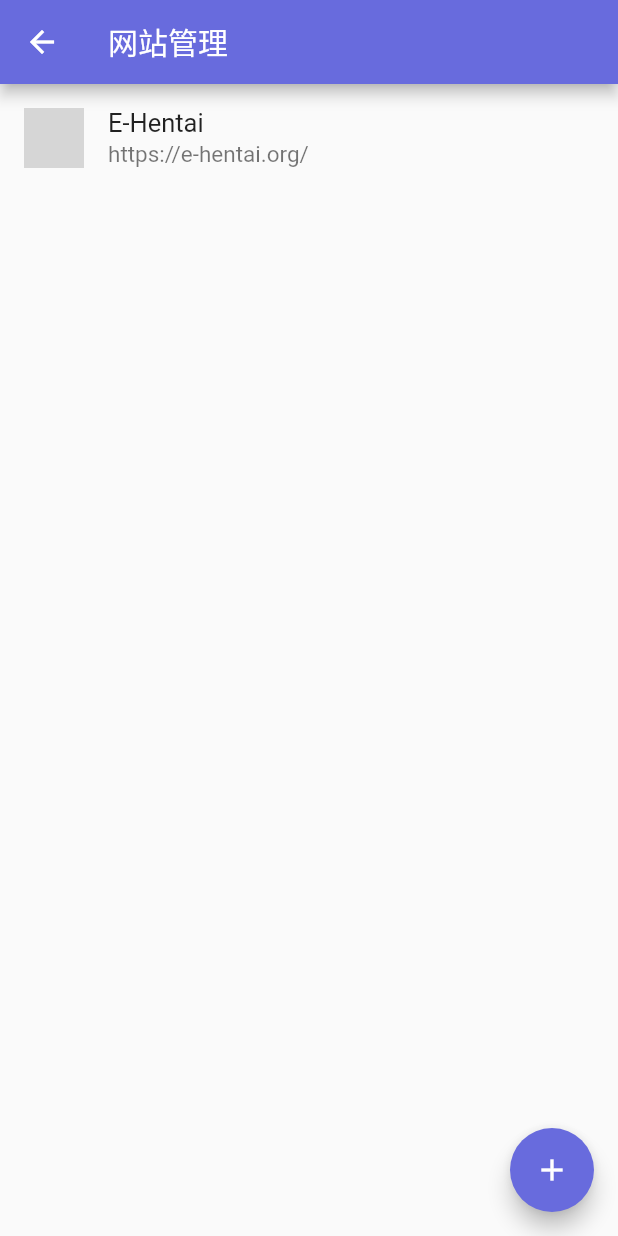
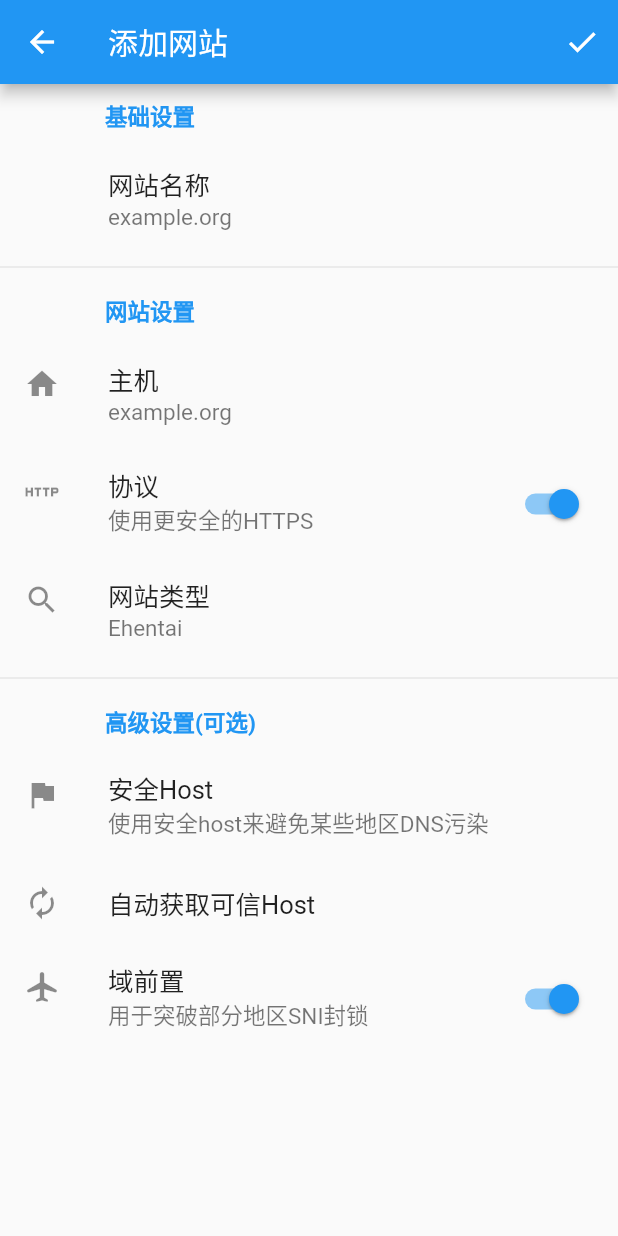
Before and after one commit to simonkimi/CatPic, a Flutter app: the screen it shows after launch, on a phone screen of 412 x 824 dp. Run offline on Flutter 3.47's test engine with Material 2 defaults, Android fonts, the phone set to English and light mode, and no system bars; drawn by our look-alikes of flutter_slidable; our stand-ins replace dio, floor, flutter_mobx, mobx; accounts and stored records are empty; generated files the repository leaves out were written again; grey boxes are pictures that could not be loaded.

Commit message:
添加新增网站页面

```diff
--- a/lib/data/database/entity/website_entity.dart
+++ b/lib/data/database/entity/website_entity.dart
@@ -6,7 +6,7 @@ import 'package:floor/floor.dart';
 /// [host] 网站host
 /// [protocol] 协议, 来源于[WebsiteProtocol]
 /// [type] 网站类型, 来源于[WebsiteType]
-/// [trustDns] 是否使用安全dns
+/// [trustHost] 可信host
 /// [useDomainFronting] 是否使用域前置
 @entity
 class WebsiteEntity {
@@ -18,7 +18,7 @@ class WebsiteEntity {
   final int protocol;
   final int type;
 
-  final String trustDns;
+  final String trustHost;
   final bool useDomainFronting;
 
   final String cookies;
@@ -30,7 +30,7 @@ class WebsiteEntity {
     this.host,
     this.protocol,
     this.type,
-    this.trustDns,
+    this.trustHost,
     this.useDomainFronting,
     this.cookies
   });
--- a/lib/data/models/ehentai/gallery_model.dart
+++ b/lib/data/models/ehentai/gallery_model.dart
@@ -42,7 +42,7 @@ class PreviewImage {
 
   @override
   String toString() {
-    return '${image} ${height} ${positioning} ${target}';
+    return '$image $height $positioning $target';
   }
 }
 
--- a/lib/main.dart
+++ b/lib/main.dart
@@ -1,6 +1,5 @@
 import 'package:catpic/themes.dart' as theme;
-import 'package:catpic/ui/pages/main_page/main_page.dart';
-import 'package:catpic/ui/pages/website_manager/website_manager.dart';
+import 'package:catpic/ui/pages/website_add_page/website_add_page.dart';
 import 'package:flutter/material.dart';
 import 'package:flutter_localizations/flutter_localizations.dart';
 
@@ -15,7 +14,7 @@ class MyApp extends StatelessWidget {
     return MaterialApp(
       title: 'CatPic',
       debugShowCheckedModeBanner: false,
-      theme: theme.purpleTheme,
+      theme: theme.blueTheme,
       localizationsDelegates: [
         GlobalMaterialLocalizations.delegate,
         GlobalWidgetsLocalizations.delegate,
@@ -23,7 +22,7 @@ class MyApp extends StatelessWidget {
       supportedLocales: [
         Locale('zh', 'CN'),
       ],
-      home: WebsiteManager(),
+      home: WebsiteAddPage(),
     );
   }
 }
--- a/lib/network/client/dio_builder.dart
+++ b/lib/network/client/dio_builder.dart
@@ -22,10 +22,10 @@ class DioBuilder {
 
     if (websiteEntity.useDomainFronting && Localizations.localeOf(context).countryCode == "CN") {
       dio.options.baseUrl = websiteEntity.host;
-      dio.options.headers['Host'] = 'https://${websiteEntity.trustDns}/';
-    } if (websiteEntity.trustDns.isNotEmpty) {
+      dio.options.headers['Host'] = 'https://${websiteEntity.trustHost}/';
+    } if (websiteEntity.trustHost.isNotEmpty) {
       var protocol = websiteEntity.protocol == WebsiteProtocol.HTTP.index ? 'http': 'https';
-      dio.options.baseUrl = '$protocol://${websiteEntity.trustDns}/';
+      dio.options.baseUrl = '$protocol://${websiteEntity.trustHost}/';
     } else {
       var protocol = websiteEntity.protocol == WebsiteProtocol.HTTP.index ? 'http': 'https';
       dio.options.baseUrl = '$protocol://${websiteEntity.host}/';
--- /dev/null
+++ b/lib/ui/components/setting/summary_tile.dart
@@ -0,0 +1,19 @@
+import 'package:flutter/material.dart';
+
+class SummaryTile extends StatelessWidget {
+  final String text;
+
+  const SummaryTile(this.text, {Key key}) : super(key: key);
+
+  @override
+  Widget build(BuildContext context) {
+    return Padding(
+      padding: EdgeInsets.symmetric(horizontal: 70, vertical: 10),
+      child: Text(
+        text,
+        style: TextStyle(
+            color: Theme.of(context).primaryColor, fontWeight: FontWeight.bold),
+      ),
+    );
+  }
+}
--- /dev/null
+++ b/lib/ui/components/setting/text_input_tile.dart
@@ -0,0 +1,97 @@
+import 'package:flutter/material.dart';
+
+class TextInputTile extends StatefulWidget {
+  final Widget title;
+  final Widget subtitle;
+  final Widget leading;
+  final ValueChanged<String> onChanged;
+
+  final Widget dialogTitle;
+  final String hintText;
+  final String labelText;
+
+  final String defaultValue;
+
+  final String positiveText;
+  final String negativeText;
+
+  const TextInputTile(
+      {Key key,
+      this.title,
+      this.subtitle,
+      this.leading,
+      @required this.onChanged,
+      this.dialogTitle,
+      this.hintText,
+      this.labelText,
+      this.defaultValue,
+      this.positiveText,
+      this.negativeText})
+      : super(key: key);
+
+  @override
+  _TextInputTileState createState() => _TextInputTileState();
+}
+
+class _TextInputTileState extends State<TextInputTile> {
+  var controller = TextEditingController();
+  String value;
+
+  @override
+  void initState() {
+    super.initState();
+    value = widget.defaultValue ?? '';
+    controller.text = value;
+  }
+
+  @override
+  Widget build(BuildContext context) {
+    return ListTile(
+      title: widget.title,
+      subtitle: widget.subtitle,
+      leading: widget.leading,
+      onTap: () {
+        _showDialog(context);
+      },
+    );
+  }
+
+  void _showDialog(BuildContext context) async {
+    await showDialog(
+        context: context,
+        builder: (context) {
+          return AlertDialog(
+            title: widget.dialogTitle,
+            content: SingleChildScrollView(
+              child: ListBody(
+                children: [
+                  TextField(
+                    controller: controller,
+                    decoration: InputDecoration(
+                      hintText: widget.hintText,
+                      labelText: widget.labelText,
+                    ),
+                  )
+                ],
+              ),
+            ),
+            actions: [
+              FlatButton(
+                onPressed: () {
+                  Navigator.of(context).pop();
+                },
+                child: Text(widget.negativeText ?? "No"),
+              ),
+              FlatButton(
+                onPressed: () {
+                  widget.onChanged(controller.text);
+                  Navigator.of(context).pop();
+                },
+                child: Text(widget.positiveText ?? "Yes"),
+                color: Theme.of(context).primaryColor,
+              ),
+            ],
+          );
+        });
+  }
+}
--- /dev/null
+++ b/lib/ui/pages/website_add_page/website_add_page.dart
@@ -0,0 +1,116 @@
+import 'package:catpic/data/database/entity/website_entity.dart';
+import 'package:catpic/ui/components/setting/summary_tile.dart';
+import 'package:catpic/ui/components/setting/text_input_tile.dart';
+import 'package:flutter/material.dart';
+
+class WebsiteAddPage extends StatefulWidget {
+  @override
+  _WebsiteAddPageState createState() => _WebsiteAddPageState();
+}
+
+class _WebsiteAddPageState extends State<WebsiteAddPage> {
+  String websiteName;
+  String websiteHost;
+  int protocol;
+  int websiteType;
+  String trustHost;
+  bool useDomainFronting;
+
+
+  @override
+  void initState() {
+    super.initState();
+    websiteName = "";
+    websiteHost = "";
+    protocol = WebsiteProtocol.HTTPS.index;
+    websiteType = WebsiteType.GELBOORU.index;
+    trustHost = "";
+    useDomainFronting = false;
+  }
+
+  @override
+  Widget build(BuildContext context) {
+    return Scaffold(
+      appBar: AppBar(
+        title: Text("添加网站"),
+        leading: IconButton(
+          icon: Icon(Icons.arrow_back),
+          onPressed: () {},
+        ),
+        actions: [IconButton(icon: Icon(Icons.check), onPressed: () {})],
+      ),
+      body: SafeArea(
+        child: ListView(
+          children: [
+            SummaryTile("基础设置"),
+            TextInputTile(
+              title: Text("网站名称"),
+              subtitle: Text(websiteName.isEmpty ? "example.org" : websiteName),
+              leading: SizedBox(),
+              onChanged: (value) {
+                debugPrint(value);
+              },
+            ),
+            Divider(),
+            SummaryTile("网站设置"),
+            TextInputTile(
+              title: Text("主机"),
+              subtitle: Text("example.org"),
+              leading: Icon(Icons.home),
+              hintText: "example.org",
+              onChanged: (value) {
+                debugPrint(value);
+              },
+            ),
+            SwitchListTile(
+              title: Text("协议"),
+              subtitle: Text("使用更安全的HTTPS"),
+              secondary: Icon(Icons.http),
+              value: true,
+              onChanged: (value) {},
+            ),
+            PopupMenuButton(
+              itemBuilder: (context) => [
+                PopupMenuItem(
+                    child: Text("EHentai"), value: WebsiteType.EHENTAI.index),
+                PopupMenuItem(
+                    child: Text("Gelbooru"), value: WebsiteType.GELBOORU.index),
+                PopupMenuItem(
+                    child: Text("Moebooru"), value: WebsiteType.MOEBOORU.index),
+                PopupMenuItem(
+                    child: Text("Danbooru"), value: WebsiteType.DANBOORU.index),
+              ],
+              child: ListTile(
+                title: Text("网站类型"),
+                subtitle: Text("Ehentai"),
+                leading: Icon(Icons.search),
+              ),
+            ),
+            Divider(),
+            SummaryTile("高级设置(可选)"),
+            TextInputTile(
+              leading: Icon(Icons.flag),
+              title: Text("安全Host"),
+              subtitle: Text("使用安全host来避免某些地区DNS污染"),
+              onChanged: (value) {},
+            ),
+            ListTile(
+              leading: Icon(Icons.autorenew_sharp),
+              title: Text("自动获取可信Host"),
+              onTap: () {
+
+              },
+            ),
+            SwitchListTile(
+              title: Text("域前置"),
+              subtitle: Text("用于突破部分地区SNI封锁"),
+              secondary: Icon(Icons.airplanemode_active_rounded),
+              value: true,
+              onChanged: (value) {},
+            ),
+          ],
+        ),
+      ),
+    );
+  }
+}
--- a/pubspec.yaml
+++ b/pubspec.yaml
@@ -18,7 +18,7 @@ dependencies:
   flutter_mobx: ^1.1.0+2
   floor: ^0.14.0
   flutter_slidable: ^0.5.7
-  flutter_settings_screens: ^0.2.1+1
+  intl: ^0.15.7
 
   cupertino_icons: ^1.0.0
 
@@ -27,6 +27,7 @@ dev_dependencies:
     sdk: flutter
   build_runner: ^1.7.3
   mobx_codegen: ^1.1.2
+  intl_translation: ^0.17.2
 
 flutter:
   uses-material-design: true
```
Also changed, not shown: pubspec.lock.
